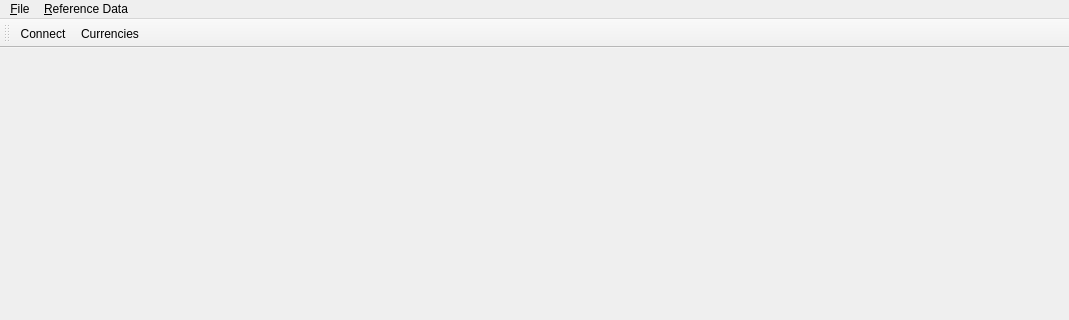
Before: the Qt Designer form projects/ores.qt/MainWindow.ui in OreStudio/OreStudio, drawn with Qt 5; both pictures show x 0 to 1069 and y 0 to 320 of the 1069 by 672 pixel window.
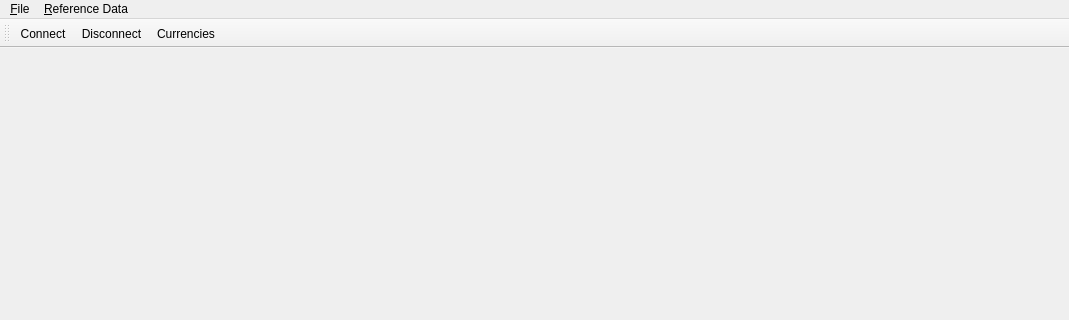
After: the same form once the commit is applied. Icons and pictures are not drawn.

Commit message: [qt] Use new icons and improve toolbar

The edit to the form file:
```diff
--- a/projects/ores.qt/MainWindow.ui
+++ b/projects/ores.qt/MainWindow.ui
@@ -58,6 +58,7 @@
     <bool>false</bool>
    </attribute>
    <addaction name="ActionConnect"/>
+   <addaction name="ActionDisconnect"/>
    <addaction name="CurrenciesAction"/>
   </widget>
   <action name="ExitAction">
@@ -85,6 +86,15 @@
     <string>&amp;Connect</string>
    </property>
   </action>
+  <action name="ActionDisconnect">
+   <property name="icon">
+    <iconset>
+     <normaloff>ic_fluent_plug_connected_20_filled.svg</normaloff>ic_fluent_plug_connected_20_filled.svg</iconset>
+   </property>
+   <property name="text">
+    <string>&amp;Disconnect</string>
+   </property>
+  </action>
  </widget>
  <resources/>
  <connections/>
```
Left out of the diff: 7 changed lines with no effect on the pictures. The commit also changes 3 other files.
